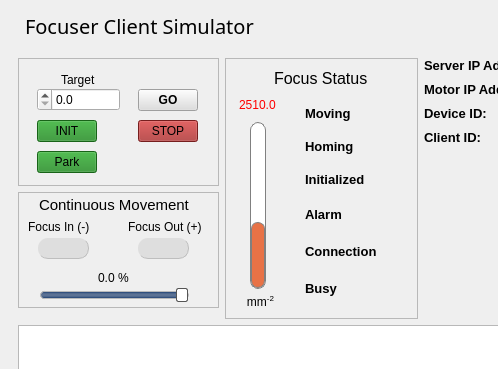
Above: assets/ui/client.ui from dev-LNA/HostFocuser160 before the change; both pictures show x 0 to 498 and y 0 to 369 of the 650 by 500 pixel window. Below: the same form after it.
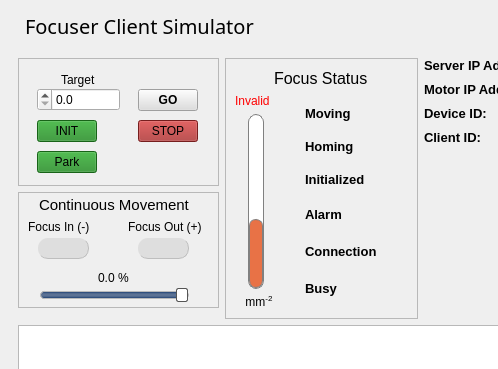
That is the form after the change. The open tabs and pages were chosen to show the change. Icons and pictures are not drawn.

Commit message:
Small changes in client and client UI
- Now the position labels show 'Invalid' when the motor is not
initialized

```diff
--- a/assets/ui/client.ui
+++ b/assets/ui/client.ui
@@ -991,67 +991,25 @@
            </item>
            <item row="1" column="0">
             <layout class="QVBoxLayout" name="verticalLayout_2">
-             <property name="spacing">
-              <number>6</number>
-             </property>
-             <property name="sizeConstraint">
-              <enum>QLayout::SizeConstraint::SetFixedSize</enum>
-             </property>
-             <property name="leftMargin">
-              <number>0</number>
-             </property>
-             <property name="topMargin">
-              <number>0</number>
-             </property>
-             <property name="rightMargin">
-              <number>0</number>
-             </property>
              <item>
-              <widget class="QDoubleSpinBox" name="sbFocusPos">
+              <widget class="QLabel" name="lblFocusPos">
                <property name="minimumSize">
                 <size>
-                 <width>47</width>
+                 <width>43</width>
                  <height>0</height>
                 </size>
                </property>
                <property name="maximumSize">
                 <size>
-                 <width>35</width>
+                 <width>43</width>
                  <height>16777215</height>
                 </size>
                </property>
                <property name="styleSheet">
-                <string notr="true">color:Red; background:rgba(0,0,0,0);</string>
+                <string notr="true">color:red</string>
                </property>
-               <property name="frame">
-                <bool>false</bool>
-               </property>
-               <property name="alignment">
-                <set>Qt::AlignmentFlag::AlignCenter</set>
-               </property>
-               <property name="readOnly">
-                <bool>true</bool>
-               </property>
-               <property name="buttonSymbols">
-                <enum>QAbstractSpinBox::ButtonSymbols::NoButtons</enum>
-               </property>
-               <property name="keyboardTracking">
-                <bool>false</bool>
-               </property>
-               <property name="decimals">
-                <number>1</number>
-               </property>
-               <property name="minimum">
-                <double>-200.000000000000000</double>
-               </property>
-               <property name="maximum">
-                <double>2510.000000000000000</double>
-               </property>
-               <property name="singleStep">
-                <double>0.100000000000000</double>
-               </property>
-               <property name="value">
-                <double>2510.000000000000000</double>
+               <property name="text">
+                <string>Invalid</string>
                </property>
               </widget>
              </item>
@@ -1131,7 +1089,7 @@
                </property>
               </widget>
              </item>
-             <item alignment="Qt::AlignmentFlag::AlignHCenter|Qt::AlignmentFlag::AlignTop">
+             <item>
               <widget class="QLabel" name="label_8">
                <property name="maximumSize">
                 <size>
```
Left out of the diff: 2 changed lines with no effect on the pictures. The commit also changes 4 other files.
